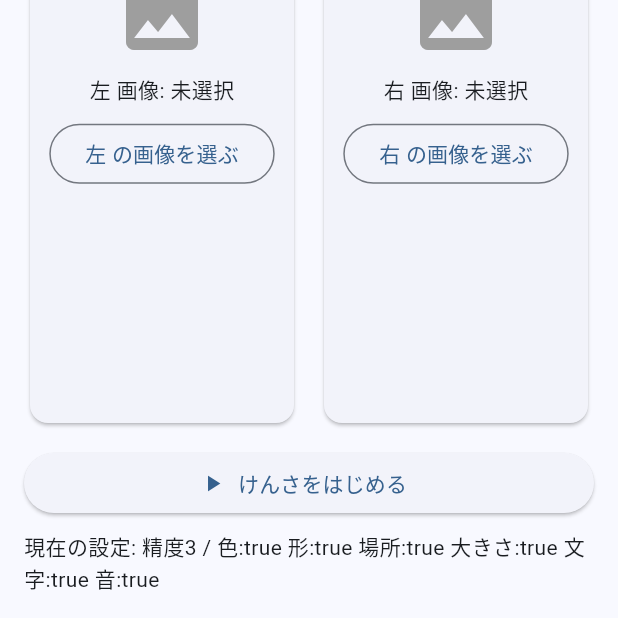
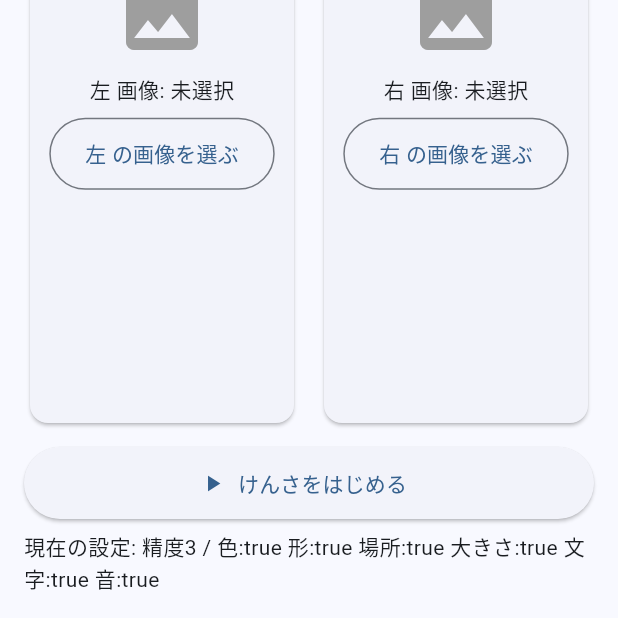
Before and after one commit to mina-ima/diffapp, a Flutter app: the screen it shows after launch, on a phone screen of 412 x 824 dp, the part 618-1236 px from its top. Run offline on Flutter 3.47's test engine with Material 3 defaults, Android fonts, the light colour scheme and no system bars; missing offline and left inert: dart:ffi.

Commit message:
誤タップ耐性: 主要ボタンの最小タップ領域(48x48)を保証（ウィジェットテスト追加・ボタンテーマ/キー付与）

```diff
--- a/diffapp/lib/main.dart
+++ b/diffapp/lib/main.dart
@@ -18,6 +18,18 @@ class DiffApp extends StatelessWidget {
       theme: ThemeData(
         colorScheme: ColorScheme.fromSeed(seedColor: Colors.blue),
         useMaterial3: true,
+        elevatedButtonTheme: ElevatedButtonThemeData(
+          style: ButtonStyle(
+            minimumSize: MaterialStateProperty.all(const Size(48.0, 48.0)),
+            tapTargetSize: MaterialTapTargetSize.padded,
+          ),
+        ),
+        outlinedButtonTheme: OutlinedButtonThemeData(
+          style: ButtonStyle(
+            minimumSize: MaterialStateProperty.all(const Size(48.0, 48.0)),
+            tapTargetSize: MaterialTapTargetSize.padded,
+          ),
+        ),
       ),
       home: const HomePage(),
     );
@@ -102,6 +114,7 @@ class _HomePageState extends State<HomePage> {
             ),
             const SizedBox(height: 12),
             ElevatedButton.icon(
+              key: const Key('start-inspect'),
               onPressed: _onStart,
               icon: const Icon(Icons.play_arrow),
               label: const Text('けんさをはじめる'),
@@ -149,7 +162,11 @@ class _HomePageState extends State<HomePage> {
             const SizedBox(height: 8),
             Text('$side 画像: ${value?.label ?? '未選択'}'),
             const SizedBox(height: 8),
-            OutlinedButton(onPressed: onPick, child: Text('$side の画像を選ぶ')),
+            OutlinedButton(
+              key: Key('pick_${side}_button'),
+              onPressed: onPick,
+              child: Text('$side の画像を選ぶ'),
+            ),
           ],
         ),
       ),
```
Also changed, not shown: 3 other files.
